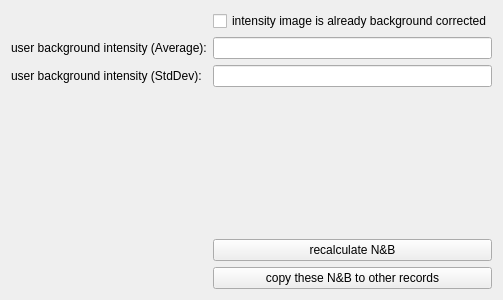
The window that plugins/numberandbrightness/qfrdrnumberandbrightness_settingseditor.ui (jkriege2/QuickFit3) describes before a commit, drawn with Qt 5.
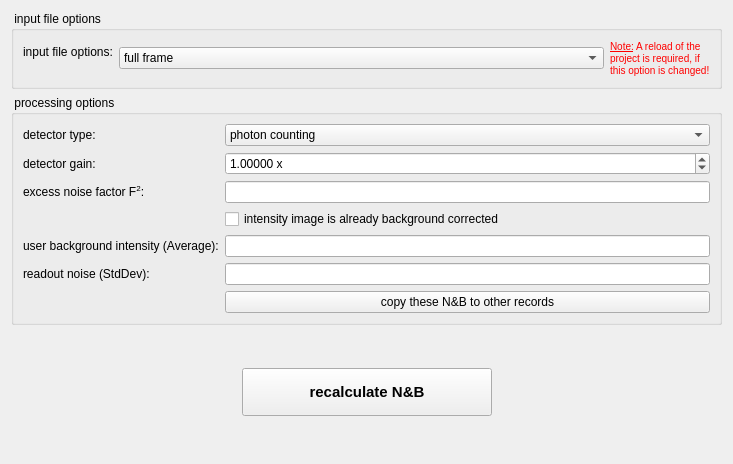
The same window after the commit. Icons and pictures are not drawn. Custom widgets are drawn as their Qt base class.

```diff
--- a/plugins/numberandbrightness/qfrdrnumberandbrightness_settingseditor.ui
+++ b/plugins/numberandbrightness/qfrdrnumberandbrightness_settingseditor.ui
@@ -6,42 +6,183 @@
    <rect>
     <x>0</x>
     <y>0</y>
-    <width>456</width>
-    <height>300</height>
+    <width>733</width>
+    <height>464</height>
    </rect>
   </property>
   <property name="windowTitle">
    <string>Form</string>
   </property>
-  <layout class="QFormLayout" name="formLayout">
-   <item row="1" column="0">
-    <widget class="QLabel" name="label">
-     <property name="text">
-      <string>user background intensity (Average):</string>
+  <layout class="QVBoxLayout" name="verticalLayout">
+   <item>
+    <widget class="QGroupBox" name="groupBox">
+     <property name="title">
+      <string> input file options </string>
      </property>
+     <layout class="QFormLayout" name="formLayout_2">
+      <item row="0" column="0">
+       <widget class="QLabel" name="label_3">
+        <property name="text">
+         <string>input file options:</string>
+        </property>
+       </widget>
+      </item>
+      <item row="0" column="1">
+       <layout class="QHBoxLayout" name="horizontalLayout" stretch="1,0">
+        <item>
+         <widget class="QFEnhancedComboBox" name="cmbImagePortion">
+          <item>
+           <property name="text">
+            <string>full frame</string>
+           </property>
+          </item>
+          <item>
+           <property name="text">
+            <string>left half</string>
+           </property>
+          </item>
+          <item>
+           <property name="text">
+            <string>right half</string>
+           </property>
+          </item>
+          <item>
+           <property name="text">
+            <string>top half</string>
+           </property>
+          </item>
+          <item>
+           <property name="text">
+            <string>bottom half</string>
+           </property>
+          </item>
+         </widget>
+        </item>
+        <item>
+         <widget class="QLabel" name="label_5">
+          <property name="text">
+           <string>&lt;small&gt;&lt;font color=&quot;red&quot;&gt;&lt;u&gt;Note:&lt;/u&gt; A reload of the project is required, if this option is changed!&lt;/font&gt;&lt;/small&gt;</string>
+          </property>
+          <property name="wordWrap">
+           <bool>true</bool>
+          </property>
+         </widget>
+        </item>
+       </layout>
+      </item>
+     </layout>
     </widget>
    </item>
-   <item row="1" column="1">
-    <widget class="QFDoubleEdit" name="edtBackground"/>
-   </item>
-   <item row="2" column="0">
-    <widget class="QLabel" name="label_2">
-     <property name="text">
-      <string>user background intensity (StdDev):</string>
+   <item>
+    <widget class="QGroupBox" name="groupBox_2">
+     <property name="title">
+      <string> processing options </string>
      </property>
+     <layout class="QFormLayout" name="formLayout">
+      <item row="4" column="0">
+       <widget class="QLabel" name="label">
+        <property name="text">
+         <string>user background intensity (Average):</string>
+        </property>
+       </widget>
+      </item>
+      <item row="4" column="1">
+       <widget class="QFDoubleEdit" name="edtBackground"/>
+      </item>
+      <item row="5" column="0">
+       <widget class="QLabel" name="labBackgroundSD">
+        <property name="text">
+         <string>readout noise (StdDev):</string>
+        </property>
+       </widget>
+      </item>
+      <item row="5" column="1">
+       <widget class="QFDoubleEdit" name="edtBackgroundSD"/>
+      </item>
+      <item row="0" column="0">
+       <widget class="QLabel" name="label_4">
+        <property name="text">
+         <string>detector type:</string>
+        </property>
+       </widget>
+      </item>
+      <item row="0" column="1">
+       <widget class="QFEnhancedComboBox" name="cmbDetector">
+        <item>
+         <property name="text">
+          <string>photon counting</string>
+         </property>
+        </item>
+        <item>
+         <property name="text">
+          <string>CCD/CMOS/... (analog, no stochastic gain)</string>
+         </property>
+        </item>
+        <item>
+         <property name="text">
+          <string>EM-CCD (analog, stochastic gain)</string>
+         </property>
+        </item>
+       </widget>
+      </item>
+      <item row="1" column="0">
+       <widget class="QLabel" name="labGain">
+        <property name="text">
+         <string>detector gain:</string>
+        </property>
+       </widget>
+      </item>
+      <item row="1" column="1">
+       <widget class="QDoubleSpinBox" name="spinGain">
+        <property name="suffix">
+         <string> x</string>
+        </property>
+        <property name="decimals">
+         <number>5</number>
+        </property>
+        <property name="minimum">
+         <double>0.000000000000000</double>
+        </property>
+        <property name="maximum">
+         <double>1000000000.000000000000000</double>
+        </property>
+        <property name="value">
+         <double>1.000000000000000</double>
+        </property>
+       </widget>
+      </item>
+      <item row="2" column="0">
+       <widget class="QLabel" name="labExcessNoise">
+        <property name="text">
+         <string>excess noise factor F&lt;sup&gt;2&lt;/sup&gt;:</string>
+        </property>
+       </widget>
+      </item>
+      <item row="2" column="1">
+       <widget class="QFDoubleEdit" name="edtExcessNoise">
+        <property name="toolTip">
+         <string>this is 1 for non-stochastically amplified detectors and 2 for an EMCCD camera</string>
+        </property>
+       </widget>
+      </item>
+      <item row="3" column="1">
+       <widget class="QCheckBox" name="chkIIsBackCorrected">
+        <property name="text">
+         <string>intensity image is already background corrected</string>
+        </property>
+       </widget>
+      </item>
+      <item row="6" column="1">
+       <widget class="QPushButton" name="btnCopyToOthers">
+        <property name="text">
+         <string>copy these N&amp;&amp;B to other records</string>
+        </property>
+       </widget>
+      </item>
+     </layout>
     </widget>
    </item>
-   <item row="2" column="1">
-    <widget class="QFDoubleEdit" name="edtBackgroundSD"/>
-   </item>
-   <item row="0" column="1">
-    <widget class="QCheckBox" name="chkIIsBackCorrected">
-     <property name="text">
-      <string>intensity image is already background corrected</string>
-     </property>
-    </widget>
-   </item>
-   <item row="3" column="1">
+   <item>
     <spacer name="verticalSpacer">
      <property name="orientation">
       <enum>Qt::Vertical</enum>
@@ -54,27 +195,78 @@
      </property>
     </spacer>
    </item>
-   <item row="4" column="1">
-    <widget class="QPushButton" name="btnRecalc">
-     <property name="text">
-      <string>recalculate N&amp;&amp;B</string>
-     </property>
-     <property name="icon">
-      <iconset resource="numberandbrightness.qrc">
-       <normaloff>:/number_and_brightness/qfrdrnumberandbrightness_small.png</normaloff>:/number_and_brightness/qfrdrnumberandbrightness_small.png</iconset>
-     </property>
-    </widget>
+   <item>
+    <layout class="QGridLayout" name="gridLayout">
+     <item row="0" column="0">
+      <spacer name="horizontalSpacer">
+       <property name="orientation">
+        <enum>Qt::Horizontal</enum>
+       </property>
+       <property name="sizeHint" stdset="0">
+        <size>
+         <width>40</width>
+         <height>20</height>
+        </size>
+       </property>
+      </spacer>
+     </item>
+     <item row="0" column="1">
+      <widget class="QPushButton" name="btnRecalc">
+       <property name="minimumSize">
+        <size>
+         <width>250</width>
+         <height>48</height>
+        </size>
+       </property>
+       <property name="font">
+        <font>
+         <pointsize>11</pointsize>
+         <weight>75</weight>
+         <bold>true</bold>
+        </font>
+       </property>
+       <property name="text">
+        <string>recalculate N&amp;&amp;B</string>
+       </property>
+       <property name="icon">
+        <iconset resource="numberandbrightness.qrc">
+         <normaloff>:/number_and_brightness/qfrdrnumberandbrightness.png</normaloff>:/number_and_brightness/qfrdrnumberandbrightness.png</iconset>
+       </property>
+       <property name="iconSize">
+        <size>
+         <width>32</width>
+         <height>32</height>
+        </size>
+       </property>
+      </widget>
+     </item>
+     <item row="0" column="2">
+      <spacer name="horizontalSpacer_2">
+       <property name="orientation">
+        <enum>Qt::Horizontal</enum>
+       </property>
+       <property name="sizeHint" stdset="0">
+        <size>
+         <width>40</width>
+         <height>20</height>
+        </size>
+       </property>
+      </spacer>
+     </item>
+    </layout>
    </item>
-   <item row="5" column="1">
-    <widget class="QPushButton" name="btnCopyToOthers">
-     <property name="text">
-      <string>copy these N&amp;&amp;B to other records</string>
+   <item>
+    <spacer name="verticalSpacer_2">
+     <property name="orientation">
+      <enum>Qt::Vertical</enum>
      </property>
-     <property name="icon">
-      <iconset resource="numberandbrightness.qrc">
-       <normaloff>:/number_and_brightness/qfrdrnumberandbrightness_small.png</normaloff>:/number_and_brightness/qfrdrnumberandbrightness_small.png</iconset>
+     <property name="sizeHint" stdset="0">
+      <size>
+       <width>20</width>
+       <height>40</height>
+      </size>
      </property>
-    </widget>
+    </spacer>
    </item>
   </layout>
  </widget>
@@ -84,6 +276,11 @@
    <extends>QLineEdit</extends>
    <header>qfdoubleedit.h</header>
   </customwidget>
+  <customwidget>
+   <class>QFEnhancedComboBox</class>
+   <extends>QComboBox</extends>
+   <header>qfenhancedcombobox.h</header>
+  </customwidget>
  </customwidgets>
  <resources>
   <include location="numberandbrightness.qrc"/>
```
